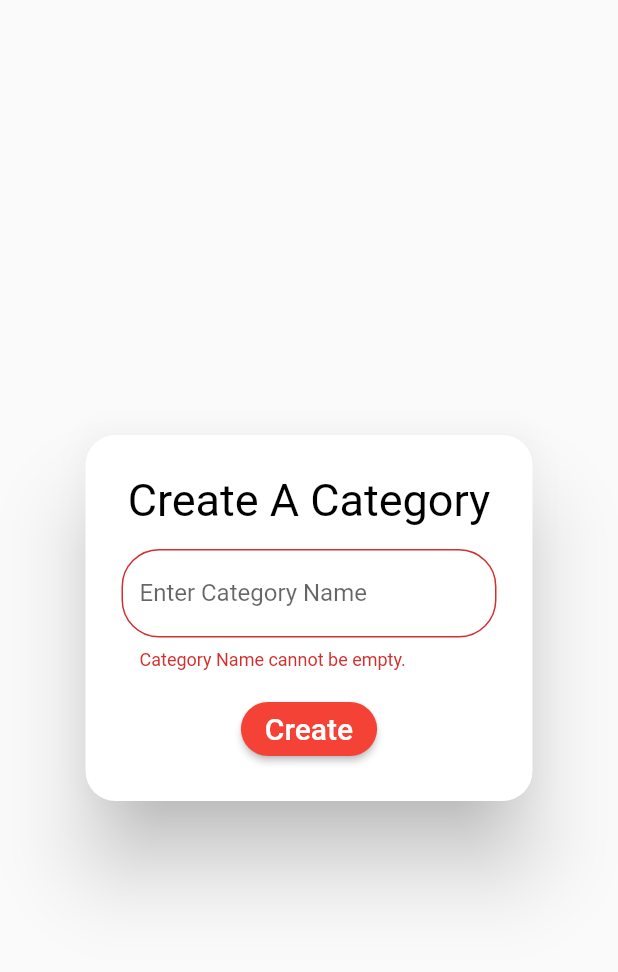
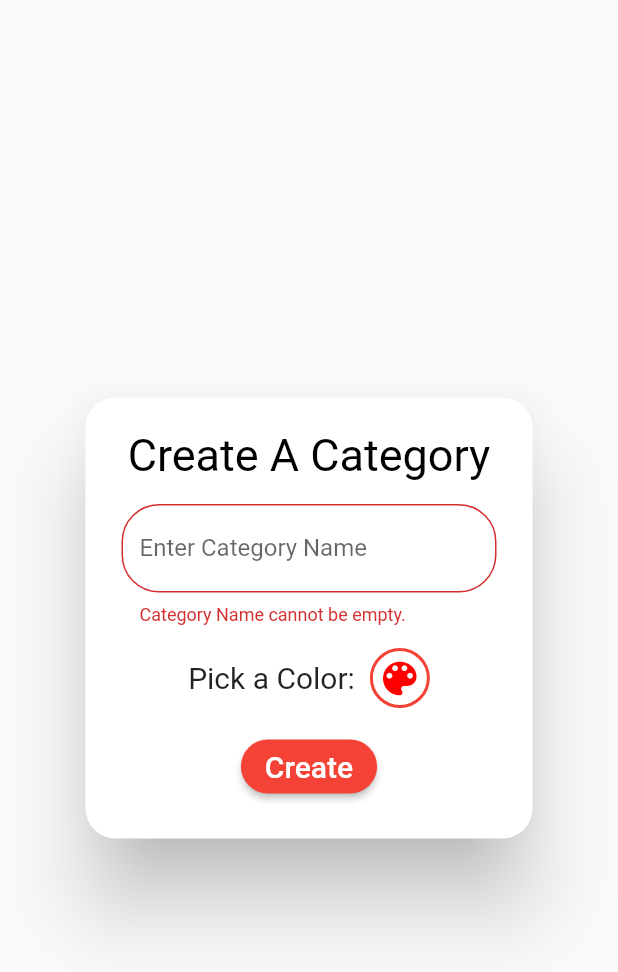
Before and after one commit to AlexAdiaconitei/BetterTube, a Flutter app: the CreateCategoryDialog widget shown alone on an empty page, opened directly, after a tap on "Create", on a phone screen of 412 x 824 dp. Shown: the top 972 px of the screen. Run offline on Flutter 3.47's test engine with Material 2 defaults, Android fonts, the phone set to English and light mode, and no system bars; our stand-ins replace cloud_firestore, firebase_auth, flutter_spinkit, google_sign_in, youtube_player_flutter; missing offline and left inert: flutter_circle_color_picker; accounts and stored records are empty.

Commit message:
Added ColorPicker for Category Creation

```diff
--- a/better_tube/lib/dialogs/create_category_dialog.dart
+++ b/better_tube/lib/dialogs/create_category_dialog.dart
@@ -3,6 +3,7 @@ import 'package:better_tube/dialogs/error_dialog.dart';
 import 'package:better_tube/services/auth/auth_provider.dart';
 import 'package:better_tube/services/database/database.dart';
 import 'package:flutter/material.dart';
+import 'package:flutter_circle_color_picker/flutter_circle_color_picker.dart';
 
 class CreateCategoryDialog extends StatefulWidget {
   @override
@@ -13,6 +14,7 @@ class _CreateCategoryDialogState extends State<CreateCategoryDialog> {
 
   final _formController = TextEditingController();
   final _formKey = GlobalKey<FormState>();
+  Color color = Color(0xFFFF0000);
 
   @override
   Widget build(BuildContext context) {
@@ -21,7 +23,7 @@ class _CreateCategoryDialogState extends State<CreateCategoryDialog> {
       // contentPadding: EdgeInsets.all(20.0),
       content:
         Container(
-          height: 200.0,
+          height: 250.0,
           child: Stack(
             children: <Widget>[
               Column(
@@ -68,9 +70,40 @@ class _CreateCategoryDialogState extends State<CreateCategoryDialog> {
                           ),
                         ),
                         SizedBox(height: 15.0,),
+                        Row(
+                          mainAxisAlignment: MainAxisAlignment.center,
+                          children: <Widget>[
+                            Text(
+                              'Pick a Color:',
+                              style: TextStyle(
+                                fontSize: 20.0,
+                              ),
+                            ),
+                            SizedBox(width: 10.0,),
+                            GestureDetector(
+                              onTap: () {
+                                _launchColorPicker();
+                              },
+                              child: new Align(
+                                alignment: Alignment.bottomRight,
+                                child: Container(
+                                  padding: EdgeInsets.all(3),
+                                  decoration: BoxDecoration(
+                                      borderRadius: BorderRadius.circular(100),
+                                      border: Border.all(width: 2, color: Colors.red)),
+                                  child: Icon(
+                                    Icons.color_lens,
+                                    color: color,
+                                    size: 30.0,
+                                  ),
+                                )),
+                            ),
+                          ],
+                        ),
+                        SizedBox(height: 15.0,),
                         RaisedButton(
                           onPressed: () async {
-                            _onButtonPressed();
+                            _onCreateButtonPressed();
                           },
                           child: Text(
                             "Create",
@@ -95,9 +128,9 @@ class _CreateCategoryDialogState extends State<CreateCategoryDialog> {
   }
 
 
-  Future<void> _onButtonPressed() async {
+  Future<void> _onCreateButtonPressed() async {
     if (_formKey.currentState.validate()) {
-      bool res = await DatabaseService(uid: AuthProvider.of(context).auth.user.uid).createCategory(_formController.text);
+      bool res = await DatabaseService(uid: AuthProvider.of(context).auth.user.uid).createCategory(_formController.text, _colorToHex(color));
       if(res) {
         Navigator.pop(context);
         showDialog(
@@ -125,4 +158,51 @@ class _CreateCategoryDialogState extends State<CreateCategoryDialog> {
     }
   }
 
+   String _colorToHex(Color color) {
+     return color.toString().split('(')[1].split(')')[0];
+  }
+
+  void _launchColorPicker() {
+    showDialog(
+      context: context,
+      barrierDismissible: true,
+      builder: (BuildContext context) {
+        return AlertDialog(
+          shape: RoundedRectangleBorder(borderRadius: BorderRadius.circular(20.0)),
+          content: Container(
+            height: 290.0,
+            child: Column(
+              children: <Widget>[
+                CircleColorPicker(
+                  initialColor: color,
+                  onChanged: (colorPicked) {
+                    setState(() {
+                      color = colorPicked;
+                    });
+                  },
+                  size: const Size(240, 240),
+                  strokeWidth: 4,
+                  thumbSize: 36,
+                ),
+                RaisedButton(
+                  onPressed: () {
+                    setState(() {
+                      Navigator.pop(context);
+                    });
+                  },
+                  child: Text(
+                    "Pick",
+                    style: TextStyle(fontSize: 20.0, color: Colors.white),
+                  ),
+                  color: Colors.red,
+                  shape: RoundedRectangleBorder(borderRadius: BorderRadius.circular(40)),
+                ),
+              ],
+            ),
+          ),
+        );
+      }
+    );
+  }
+
 }
--- a/better_tube/lib/models/category_model.dart
+++ b/better_tube/lib/models/category_model.dart
@@ -1,12 +1,23 @@
+import 'package:flutter/cupertino.dart';
+
 class Category {
 
-  final String name;
-  final List<String> channels;
-  final String color;
+  String name;
+  List<String> channels;
+  Color color;
   int numberOfVideos;
 
-  Category({this.name, this.channels, this.color}) {
+  Category({this.name, this.channels, String colorString}) {
     numberOfVideos = channels.length;
+    color = _hexToColor(colorString);
+  }
+
+  Color _hexToColor(String code) {
+    if(code == null) {
+      color = Color(0xFFFF0000);
+    } else {
+      return new Color(int.parse(code));
+    }
   }
 
 }
--- a/better_tube/lib/services/database/database.dart
+++ b/better_tube/lib/services/database/database.dart
@@ -38,22 +38,22 @@ class DatabaseService {
     List<Category> categories = List<Category>();
     await userDataCollection.document(uid).collection('categories').getDocuments().then((QuerySnapshot snapshot){
       snapshot.documents.forEach((doc) {
-        List<String> channels = List<String> .from(doc['channels']);
-        categories.add(Category(name: doc.documentID, channels: channels, color: doc['color']));
+        List<String> channels = List<String>.from(doc['channels']);
+        categories.add(Category(name: doc.documentID, channels: channels, colorString: doc['color']));
       });
     });
     return categories;
   }
 
   /* Create a category */
-  Future<bool> createCategory(String categoryName) async {
+  Future<bool> createCategory(String categoryName, String color) async {
     return await userDataCollection.document(uid).collection('categories').document(categoryName).get().then((snapshot) async {
       if(snapshot.exists) {
         return false;
       } else {
         await userDataCollection.document(uid).collection('categories').document(categoryName).setData({
           'channels': [],
-          'color': '#FFFFFF',
+          'color': color,
         });
         return true;
       }
@@ -61,10 +61,23 @@ class DatabaseService {
   }
 
   /* Add channel to category */
-  Future<void> updateCategory(String categoryName) async {
+  Future<void> updateCategory(String categoryName, String channelID) async {
     return await userDataCollection.document(uid).collection('categories').document(categoryName).updateData({
-      'channels': FieldValue.arrayUnion(['1', '3']),
+      'channels': FieldValue.arrayUnion([channelID]),
     });
+    // return await userDataCollection.document(uid).collection('categories').document(categoryName).updateData({
+    //   'channels': FieldValue.arrayUnion(['1', '3', 'a', 'aa', 'aaa', 'aaaa', 'aaaaa', 'aaaaaa', 'adaaaaa', 'aaaaaad',
+    //                                      '12', '23', '2a', '2aa', '2aaa', '2aaaa', '2aaaaa', '2aaaaaa', '2adaaaaa', '2aaaaaad',
+    //                                      '31', '33', '3a', 'a3a', '3aaa', '3aaaa', '3aaaaa', '3aaaaaa', '3adaaaaa', '3aaaaaad'
+    //                                      '41', '43', '4a', 'a4a', 'aaa4', 'aaaa4', 'aaaaa4', 'aaaaaa4', 'adaaaaa4', 'aaaaaad4'
+    //                                      '15', '35', 'a5', 'aa5', 'aaa5', 'aaaa5', 'aaaaa5', 'aaaaaa5', 'adaaaaa5', 'aaaaaad5'
+    //                                      '16', '36', 'a6', 'aa6', 'aaa6', 'aaaa6', 'aaaaa6', 'aaaaaa6', 'adaaaaa6', 'aaaaaad6'
+    //                                      '11', '31', 'a1', 'aa1', 'aaa1', 'aaaa1', 'aaaaa1', 'aaaaaa1', 'adaaaaa1', 'aaaaaad1'
+    //                                      '12', '32', 'a2', 'aa2', 'aaa2', 'aaaa2', 'aaaaa2', 'aaaaaa2', 'adaaaaa2', 'aaaaaad2'
+    //                                      '1d', '3d', 'ad', 'aad', 'aaad', 'aaaad', 'aaaaad', 'aaaadaad', 'adaaaaaddd', 'aaaaaadddd'
+    //                                      '1c', '3c', 'ac', 'aac', 'aaac', 'aaaac', 'aaaaac', 'aaaaaac', 'adaaaaac', 'aaaaaad'
+    //                                      ]),
+    // });
   }
 
 }
--- a/better_tube/pubspec.yaml
+++ b/better_tube/pubspec.yaml
@@ -29,6 +29,7 @@ dependencies:
   http: ^0.12.0+4
   youtube_player_flutter: ^6.0.3+2
   flutter_spinkit: "^4.1.1"
+  flutter_circle_color_picker: ^0.1.1
 
 dev_dependencies:
   flutter_test:
```
Also changed, not shown: better_tube/lib/fragments/category_fragment.dart (+12 -8 lines), better_tube/pubspec.lock, 5 other files.
